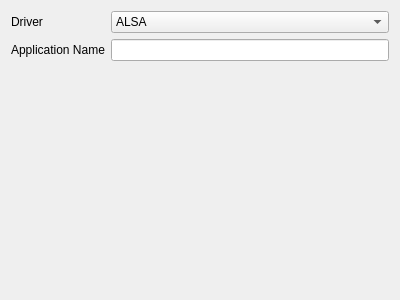
First picture: the form in ui/setting_driver.ui, repository neimheadh/VMGB, before the edit.
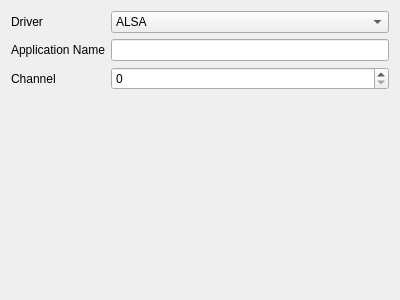
Second picture: the form after the edit.

Commit message: [Feature][#7] Choose output channel

```diff
--- a/ui/setting_driver.ui
+++ b/ui/setting_driver.ui
@@ -55,6 +55,20 @@
        </property>
       </widget>
      </item>
+     <item row="2" column="0">
+      <widget class="QLabel" name="label_3">
+       <property name="text">
+        <string>Channel</string>
+       </property>
+      </widget>
+     </item>
+     <item row="2" column="1">
+      <widget class="QSpinBox" name="channel">
+       <property name="maximum">
+        <number>15</number>
+       </property>
+      </widget>
+     </item>
     </layout>
    </item>
   </layout>
```
The commit also changes 8 other files.
